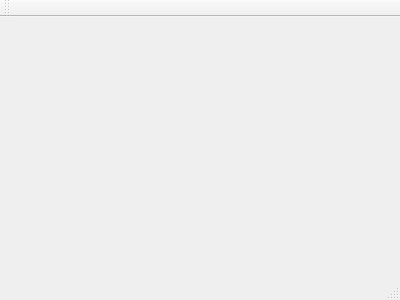
Above: mainwindow.ui from qtuancr261/CryptocurrencyVisualization before the change. Below: the same form after it.
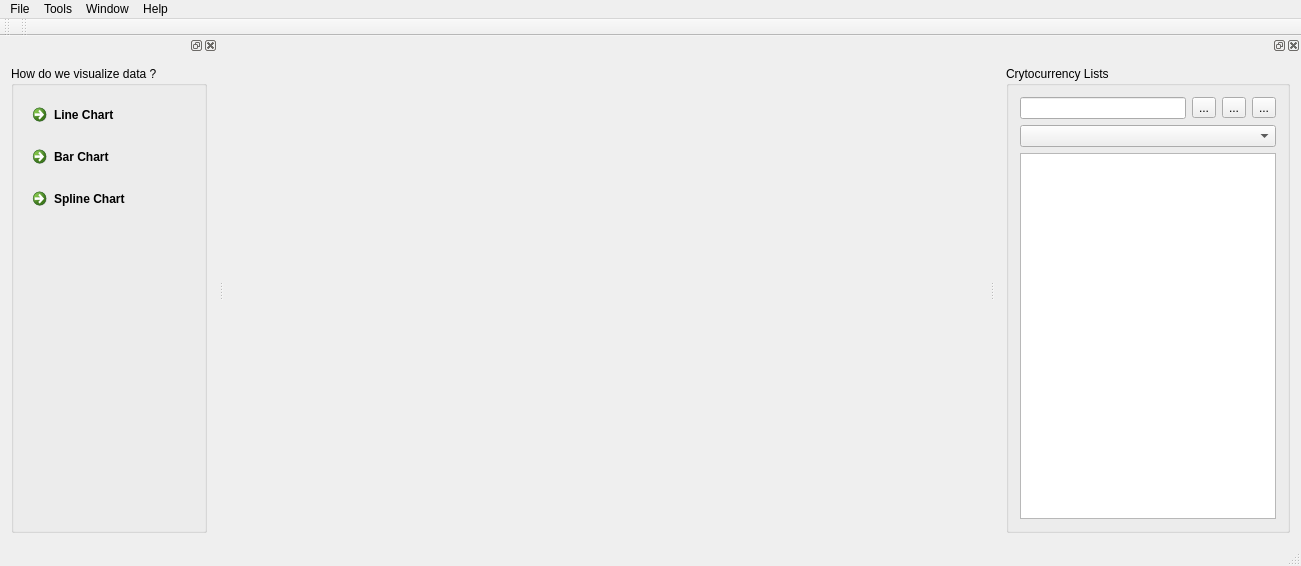
That is the form after the change.

Commit message: Update GUI - righ dock widget

```diff
--- a/mainwindow.ui
+++ b/mainwindow.ui
@@ -1,24 +1,206 @@
 <ui version="4.0">
  <class>MainWindow</class>
- <widget class="QMainWindow" name="MainWindow" >
-  <property name="geometry" >
+ <widget class="QMainWindow" name="MainWindow">
+  <property name="geometry">
    <rect>
     <x>0</x>
     <y>0</y>
-    <width>400</width>
-    <height>300</height>
+    <width>1301</width>
+    <height>566</height>
    </rect>
   </property>
   <property name="windowTitle" >
    <string>MainWindow</string>
   </property>
-  <widget class="QMenuBar" name="menuBar" />
-  <widget class="QToolBar" name="mainToolBar" />
-  <widget class="QWidget" name="centralWidget" />
-  <widget class="QStatusBar" name="statusBar" />
+  <widget class="QWidget" name="centralWidget"/>
+  <widget class="QMenuBar" name="menuBar">
+   <property name="geometry">
+    <rect>
+     <x>0</x>
+     <y>0</y>
+     <width>1301</width>
+     <height>23</height>
+    </rect>
+   </property>
+   <widget class="QMenu" name="menuFile">
+    <property name="title">
+     <string>File</string>
+    </property>
+   </widget>
+   <widget class="QMenu" name="menuTools">
+    <property name="title">
+     <string>Tools</string>
+    </property>
+   </widget>
+   <widget class="QMenu" name="menuWindow">
+    <property name="title">
+     <string>Window</string>
+    </property>
+   </widget>
+   <widget class="QMenu" name="menuHelp">
+    <property name="title">
+     <string>Help</string>
+    </property>
+    <addaction name="actionAbout_CryVisualization"/>
+    <addaction name="actionAbout_CryWS_API"/>
+    <addaction name="separator"/>
+    <addaction name="actionAbout_Qt"/>
+   </widget>
+   <addaction name="menuFile"/>
+   <addaction name="menuTools"/>
+   <addaction name="menuWindow"/>
+   <addaction name="menuHelp"/>
+  </widget>
+  <widget class="QToolBar" name="mainToolBar">
+   <attribute name="toolBarArea">
+    <enum>TopToolBarArea</enum>
+   </attribute>
+   <attribute name="toolBarBreak">
+    <bool>false</bool>
+   </attribute>
+  </widget>
+  <widget class="QStatusBar" name="statusBar"/>
+  <widget class="QDockWidget" name="dockWidget">
+   <attribute name="dockWidgetArea">
+    <number>1</number>
+   </attribute>
+   <widget class="QWidget" name="dockWidgetContents">
+    <layout class="QVBoxLayout" name="verticalLayout_2">
+     <item>
+      <widget class="QGroupBox" name="groupBox">
+       <property name="title">
+        <string>How do we visualize data ?</string>
+       </property>
+       <layout class="QVBoxLayout" name="verticalLayout">
+        <item>
+         <widget class="QCommandLinkButton" name="commandLinkButton">
+          <property name="text">
+           <string>Line Chart</string>
+          </property>
+          <property name="checkable">
+           <bool>true</bool>
+          </property>
+         </widget>
+        </item>
+        <item>
+         <widget class="QCommandLinkButton" name="commandLinkButton_2">
+          <property name="text">
+           <string>Bar Chart</string>
+          </property>
+          <property name="checkable">
+           <bool>true</bool>
+          </property>
+         </widget>
+        </item>
+        <item>
+         <widget class="QCommandLinkButton" name="commandLinkButton_3">
+          <property name="text">
+           <string>Spline Chart</string>
+          </property>
+          <property name="checkable">
+           <bool>true</bool>
+          </property>
+         </widget>
+        </item>
+        <item>
+         <spacer name="verticalSpacer">
+          <property name="orientation">
+           <enum>Qt::Vertical</enum>
+          </property>
+          <property name="sizeHint" stdset="0">
+           <size>
+            <width>20</width>
+            <height>206</height>
+           </size>
+          </property>
+         </spacer>
+        </item>
+       </layout>
+      </widget>
+     </item>
+    </layout>
+   </widget>
+  </widget>
+  <widget class="QDockWidget" name="dockWidget_2">
+   <attribute name="dockWidgetArea">
+    <number>2</number>
+   </attribute>
+   <widget class="QWidget" name="dockWidgetContents_2">
+    <layout class="QVBoxLayout" name="verticalLayout_4">
+     <item>
+      <widget class="QGroupBox" name="groupBox_2">
+       <property name="title">
+        <string>Crytocurrency Lists</string>
+       </property>
+       <layout class="QVBoxLayout" name="verticalLayout_3">
+        <item>
+         <layout class="QHBoxLayout" name="horizontalLayout">
+          <item>
+           <widget class="QLineEdit" name="lineEdit"/>
+          </item>
+          <item>
+           <widget class="QToolButton" name="toolButton">
+            <property name="text">
+             <string>...</string>
+            </property>
+           </widget>
+          </item>
+          <item>
+           <widget class="QToolButton" name="toolButton_2">
+            <property name="text">
+             <string>...</string>
+            </property>
+           </widget>
+          </item>
+          <item>
+           <widget class="QToolButton" name="toolButton_3">
+            <property name="text">
+             <string>...</string>
+            </property>
+           </widget>
+          </item>
+         </layout>
+        </item>
+        <item>
+         <widget class="QComboBox" name="comboBox"/>
+        </item>
+        <item>
+         <widget class="QListView" name="listView"/>
+        </item>
+       </layout>
+      </widget>
+     </item>
+    </layout>
+   </widget>
+  </widget>
+  <widget class="QToolBar" name="toolBar">
+   <property name="windowTitle">
+    <string>toolBar</string>
+   </property>
+   <attribute name="toolBarArea">
+    <enum>TopToolBarArea</enum>
+   </attribute>
+   <attribute name="toolBarBreak">
+    <bool>false</bool>
+   </attribute>
+  </widget>
+  <action name="actionAbout_CryVisualization">
+   <property name="text">
+    <string>About CryVisualization</string>
+   </property>
+  </action>
+  <action name="actionAbout_CryWS_API">
+   <property name="text">
+    <string>About CryWS API</string>
+   </property>
+  </action>
+  <action name="actionAbout_Qt">
+   <property name="text">
+    <string>About Qt</string>
+   </property>
+  </action>
  </widget>
- <layoutDefault spacing="6" margin="11" />
- <pixmapfunction></pixmapfunction>
+ <layoutdefault spacing="6" margin="11"/>
  <resources/>
  <connections/>
 </ui>
```
Left out of the diff: 3 changed lines with no effect on the pictures.
